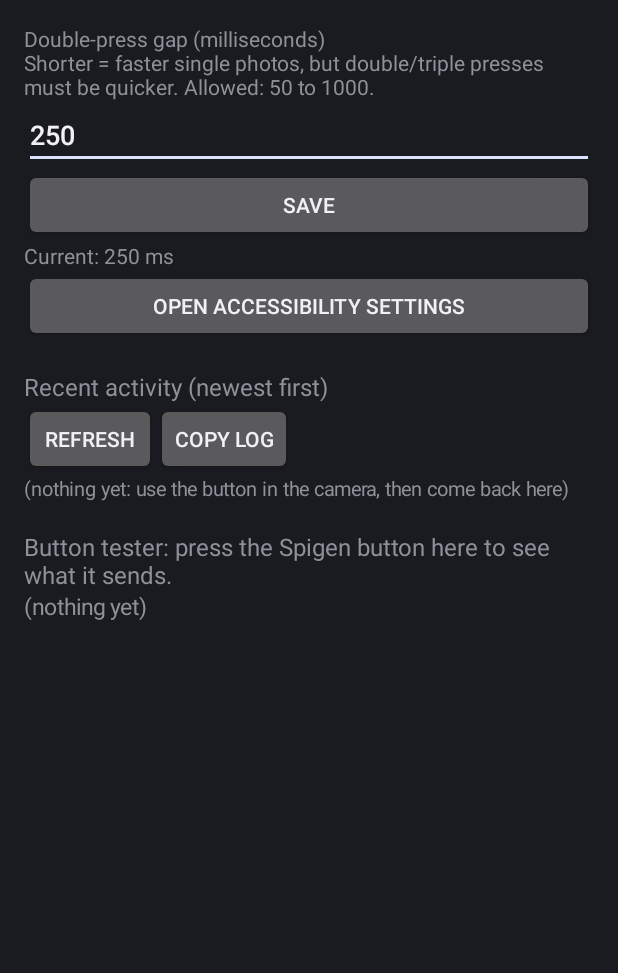
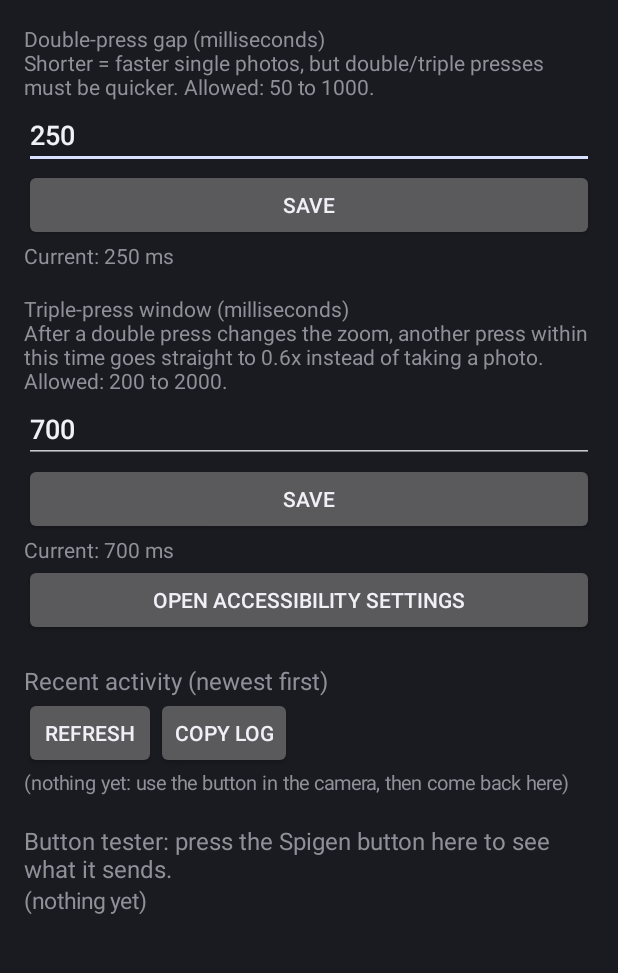
Before and after one commit to finesttrades-sketch/zoom-clicker, an Android app: the screen it shows after launch (MainActivity), on a phone screen of 412 x 824 dp, the part 152-1125 px from its top. Run offline under Robolectric (Android 15) with nearby library versions, the phone set to English and light mode, and no system bars.

Commit message:
Instant double, forgiving triple [skip ci]

```diff
--- a/app/src/main/java/uk/co/zfn/zoomclick/MainActivity.java
+++ b/app/src/main/java/uk/co/zfn/zoomclick/MainActivity.java
@@ -31,6 +31,8 @@ public class MainActivity extends Activity {
     static final int DEFAULT_GAP = 250;
     static final int MIN_GAP = 50;
     static final int MAX_GAP = 1000;
+    static final String KEY_TRIPLE = "triple";
+    static final int DEFAULT_TRIPLE = 700;
 
     private TextView log;
     private TextView activity;
@@ -83,6 +85,37 @@ public class MainActivity extends Activity {
         });
         root.addView(save);
         root.addView(gapStatus);
+
+        TextView triLabel = new TextView(this);
+        triLabel.setText("\nTriple-press window (milliseconds)\n"
+                + "After a double press changes the zoom, another press within this time "
+                + "goes straight to 0.6x instead of taking a photo. Allowed: 200 to 2000.");
+        root.addView(triLabel);
+
+        final EditText triBox = new EditText(this);
+        triBox.setInputType(InputType.TYPE_CLASS_NUMBER);
+        triBox.setText(String.valueOf(prefs.getInt(KEY_TRIPLE, DEFAULT_TRIPLE)));
+        root.addView(triBox);
+
+        final TextView triStatus = new TextView(this);
+        triStatus.setText("Current: " + prefs.getInt(KEY_TRIPLE, DEFAULT_TRIPLE) + " ms");
+        Button triSave = new Button(this);
+        triSave.setText("Save");
+        triSave.setOnClickListener(v -> {
+            int value;
+            try {
+                value = Integer.parseInt(triBox.getText().toString().trim());
+            } catch (NumberFormatException e) {
+                triStatus.setText("Please type a number, e.g. 700");
+                return;
+            }
+            value = Math.max(200, Math.min(2000, value));
+            prefs.edit().putInt(KEY_TRIPLE, value).apply();
+            triBox.setText(String.valueOf(value));
+            triStatus.setText("Saved: " + value + " ms (works straight away)");
+        });
+        root.addView(triSave);
+        root.addView(triStatus);
 
         Button access = new Button(this);
         access.setText("Open Accessibility settings");
```
Also changed, not shown: app/src/main/java/uk/co/zfn/zoomclick/ZoomClickService.java (+28 -10 lines).
